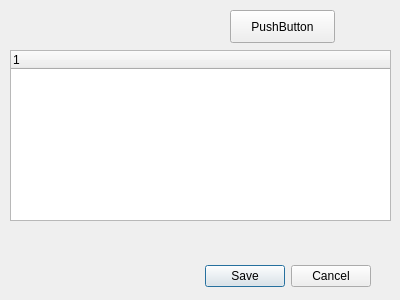
The window that src/frontend/AutoCorrectDialog.ui (OpenBangla/OpenBangla-Keyboard) describes before a commit, drawn with Qt 5.
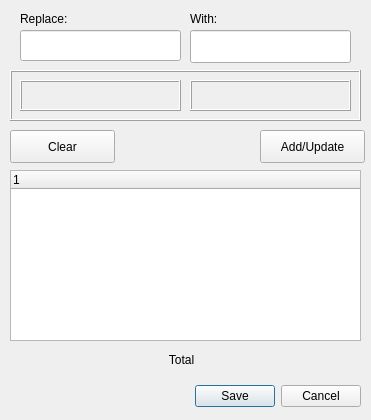
The same window after the commit.

Commit message: Implement widgets functionalities

The edit to the form file:
```diff
--- a/src/frontend/AutoCorrectDialog.ui
+++ b/src/frontend/AutoCorrectDialog.ui
@@ -6,8 +6,8 @@
    <rect>
     <x>0</x>
     <y>0</y>
-    <width>400</width>
-    <height>300</height>
+    <width>371</width>
+    <height>420</height>
    </rect>
   </property>
   <property name="windowTitle">
@@ -16,8 +16,8 @@
   <widget class="QDialogButtonBox" name="buttonBox">
    <property name="geometry">
     <rect>
-     <x>30</x>
-     <y>260</y>
+     <x>20</x>
+     <y>380</y>
      <width>341</width>
      <height>32</height>
     </rect>
@@ -33,8 +33,8 @@
    <property name="geometry">
     <rect>
      <x>10</x>
-     <y>50</y>
-     <width>381</width>
+     <y>170</y>
+     <width>351</width>
      <height>171</height>
     </rect>
    </property>
@@ -47,14 +47,146 @@
   <widget class="QPushButton" name="btnUpdate">
    <property name="geometry">
     <rect>
-     <x>230</x>
+     <x>260</x>
+     <y>130</y>
+     <width>105</width>
+     <height>33</height>
+    </rect>
+   </property>
+   <property name="text">
+    <string>Add/Update</string>
+   </property>
+  </widget>
+  <widget class="QFrame" name="frame">
+   <property name="geometry">
+    <rect>
+     <x>10</x>
+     <y>70</y>
+     <width>351</width>
+     <height>51</height>
+    </rect>
+   </property>
+   <property name="accessibleName">
+    <string/>
+   </property>
+   <property name="frameShape">
+    <enum>QFrame::Box</enum>
+   </property>
+   <property name="frameShadow">
+    <enum>QFrame::Raised</enum>
+   </property>
+   <widget class="QLabel" name="lblPreviewR">
+    <property name="geometry">
+     <rect>
+      <x>10</x>
+      <y>10</y>
+      <width>161</width>
+      <height>31</height>
+     </rect>
+    </property>
+    <property name="frameShape">
+     <enum>QFrame::Box</enum>
+    </property>
+    <property name="frameShadow">
+     <enum>QFrame::Raised</enum>
+    </property>
+    <property name="text">
+     <string/>
+    </property>
+   </widget>
+   <widget class="QLabel" name="lblPreviewW">
+    <property name="geometry">
+     <rect>
+      <x>180</x>
+      <y>10</y>
+      <width>161</width>
+      <height>31</height>
+     </rect>
+    </property>
+    <property name="frameShape">
+     <enum>QFrame::Box</enum>
+    </property>
+    <property name="frameShadow">
+     <enum>QFrame::Raised</enum>
+    </property>
+    <property name="text">
+     <string/>
+    </property>
+   </widget>
+  </widget>
+  <widget class="QLabel" name="label">
+   <property name="geometry">
+    <rect>
+     <x>20</x>
      <y>10</y>
+     <width>67</width>
+     <height>17</height>
+    </rect>
+   </property>
+   <property name="text">
+    <string>Replace:</string>
+   </property>
+  </widget>
+  <widget class="QLineEdit" name="txtReplace">
+   <property name="geometry">
+    <rect>
+     <x>20</x>
+     <y>30</y>
+     <width>161</width>
+     <height>31</height>
+    </rect>
+   </property>
+  </widget>
+  <widget class="QLabel" name="label_2">
+   <property name="geometry">
+    <rect>
+     <x>190</x>
+     <y>10</y>
+     <width>41</width>
+     <height>17</height>
+    </rect>
+   </property>
+   <property name="text">
+    <string>With:</string>
+   </property>
+  </widget>
+  <widget class="QLineEdit" name="txtWith">
+   <property name="geometry">
+    <rect>
+     <x>190</x>
+     <y>30</y>
+     <width>161</width>
+     <height>33</height>
+    </rect>
+   </property>
+  </widget>
+  <widget class="QLabel" name="lblEntries">
+   <property name="geometry">
+    <rect>
+     <x>6</x>
+     <y>350</y>
+     <width>351</width>
+     <height>20</height>
+    </rect>
+   </property>
+   <property name="text">
+    <string>Total</string>
+   </property>
+   <property name="alignment">
+    <set>Qt::AlignCenter</set>
+   </property>
+  </widget>
+  <widget class="QPushButton" name="btnClear">
+   <property name="geometry">
+    <rect>
+     <x>10</x>
+     <y>130</y>
      <width>105</width>
      <height>33</height>
     </rect>
    </property>
    <property name="text">
-    <string>PushButton</string>
+    <string>Clear</string>
    </property>
   </widget>
  </widget>
```
The commit also changes 3 other files.
